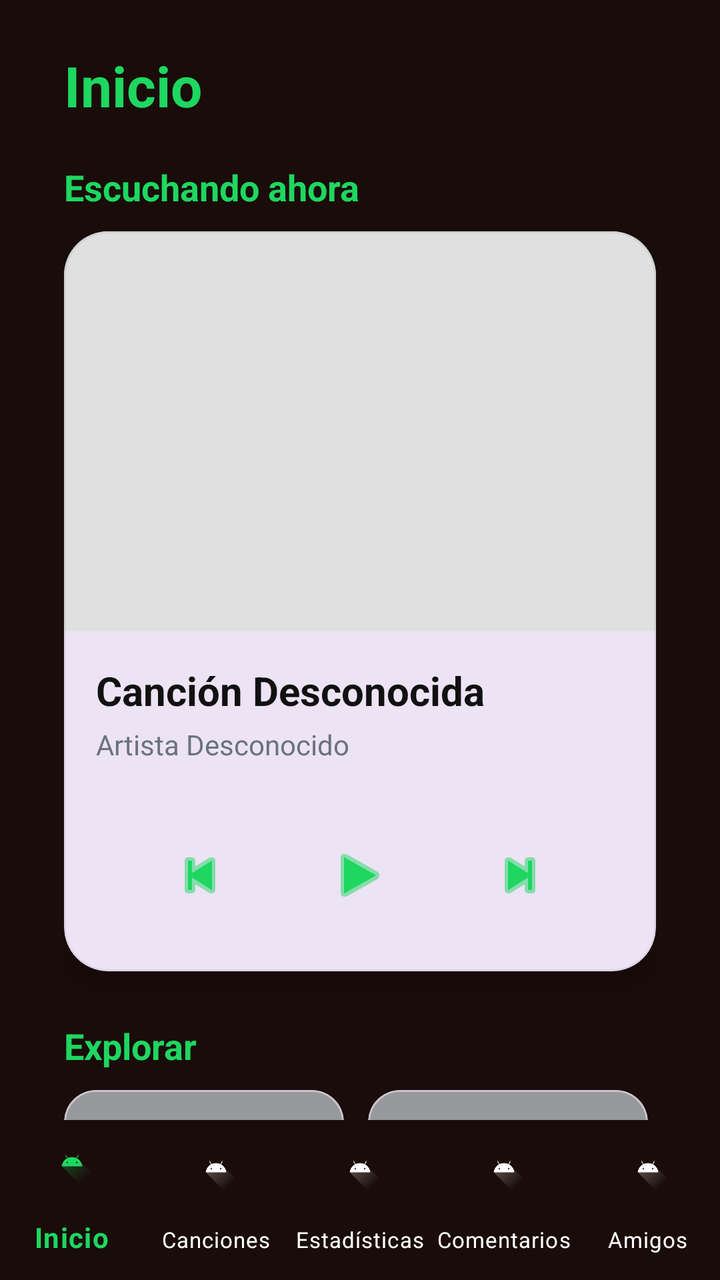
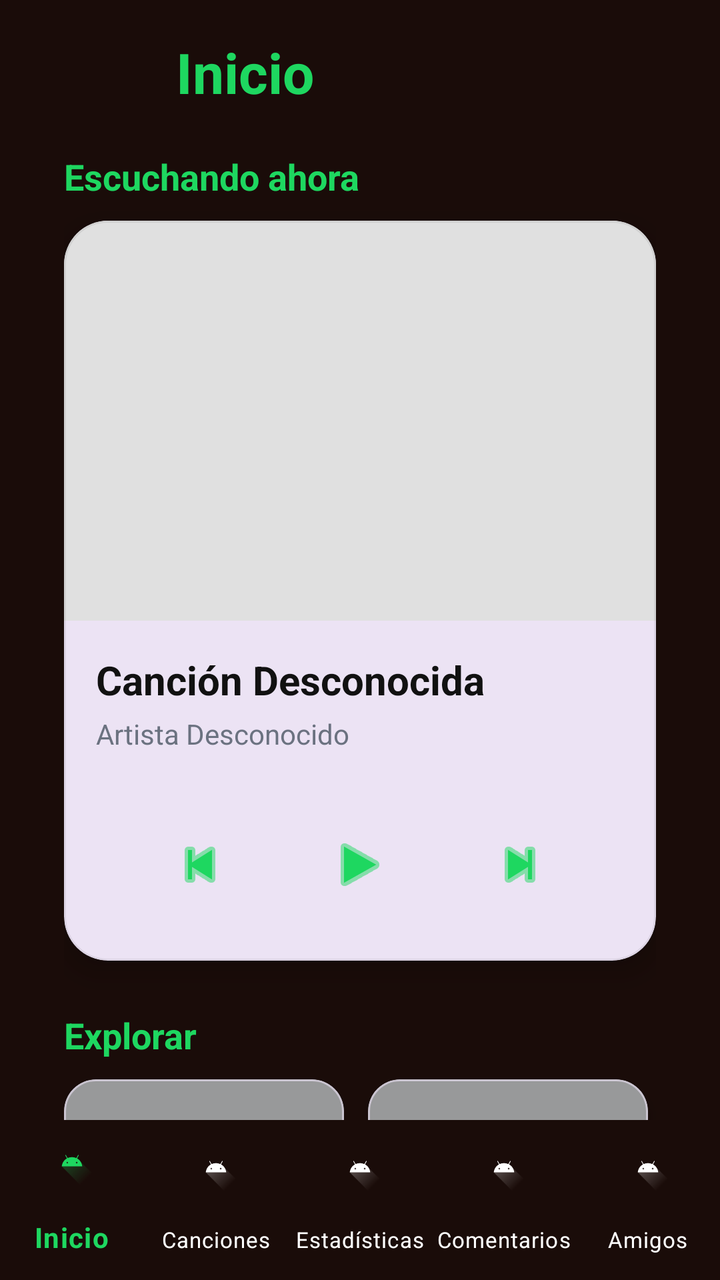

Two renders of the same Android screen: before a commit and after it. Below are the layout's source before the change and the commit's diff.
<!-- AndroidManifest.xml: application theme Theme.Panchify -->
<!-- res/layout/activity_home.xml -->
<?xml version="1.0" encoding="utf-8"?>
<androidx.constraintlayout.widget.ConstraintLayout
    xmlns:android="http://schemas.android.com/apk/res/android"
    xmlns:app="http://schemas.android.com/apk/res-auto"
    xmlns:tools="http://schemas.android.com/tools"
    android:id="@+id/main"
    android:layout_width="match_parent"
    android:layout_height="match_parent"
    android:background="@color/fondo_principal"
    tools:context=".vistas.Home">

    <ScrollView
        android:layout_width="match_parent"
        android:layout_height="0dp"
        app:layout_constraintTop_toTopOf="parent"
        app:layout_constraintBottom_toTopOf="@id/bottom_navigation"
        android:scrollbars="none">

        <LinearLayout
            android:layout_width="match_parent"
            android:layout_height="wrap_content"
            android:orientation="vertical"
            android:paddingHorizontal="32dp"
            android:paddingTop="24dp"
            android:paddingBottom="100dp">

            <TextView
                android:layout_width="match_parent"
                android:layout_height="wrap_content"
                android:layout_marginBottom="20dp"
                android:text="Inicio"
                android:textColor="@color/spotify_green"
                android:textSize="28sp"
                android:textStyle="bold" />

            <TextView
                android:id="@+id/txtTitleCurrentlyPlaying"
                android:layout_width="wrap_content"
                android:layout_height="wrap_content"
                android:layout_marginBottom="10dp"
                android:text="Escuchando ahora"
                android:textColor="@color/spotify_green"
                android:textSize="18sp"
                android:textStyle="bold" />

            <com.google.android.material.card.MaterialCardView
                android:id="@+id/cardCurrentlyPlaying"
                android:layout_width="match_parent"
                android:layout_height="wrap_content"
                app:cardCornerRadius="22dp"
                app:cardElevation="8dp"
                app:strokeWidth="1dp"
                app:strokeColor="#11000000"
                android:layout_marginBottom="25dp">

                <LinearLayout
                    android:layout_width="match_parent"
                    android:layout_height="wrap_content"
                    android:orientation="vertical">

                    <ImageView
                        android:id="@+id/tarjetaEscuchandoAhora"
                        android:layout_width="match_parent"
                        android:layout_height="200dp"
                        android:background="#E0E0E0"
                        android:contentDescription="Album Cover"
                        android:scaleType="centerCrop" />

                    <LinearLayout
                        android:layout_width="match_parent"
                        android:layout_height="wrap_content"
                        android:orientation="vertical"
                        android:padding="16dp">

                        <TextView
                            android:id="@+id/txtCurrentSong"
                            android:layout_width="wrap_content"
                            android:layout_height="wrap_content"
                            android:text="Canción Desconocida"
                            android:textSize="20sp"
                            android:textStyle="bold"
                            android:textColor="#111111"/>

                        <TextView
                            android:id="@+id/txtCurrentArtist"
                            android:layout_width="wrap_content"
                            android:layout_height="wrap_content"
                            android:text="Artista Desconocido"
                            android:textSize="14sp"
                            android:textColor="#6B7280"
                            android:layout_marginTop="4dp"
                            android:layout_marginBottom="16dp"/>
                            
                        <LinearLayout
                            android:layout_width="match_parent"
                            android:layout_height="wrap_content"
                            android:orientation="horizontal"
                            android:gravity="center"
                            android:layout_marginTop="8dp">

                            <ImageButton
                                android:id="@+id/btnPrev"
                                android:layout_width="48dp"
                                android:layout_height="48dp"
                                android:background="?attr/selectableItemBackgroundBorderless"
                                android:src="@android:drawable/ic_media_previous"
                                android:tint="@color/spotify_green"
                                android:layout_marginEnd="24dp"/>

                            <ImageButton
                                android:id="@+id/btnPlayPause"
                                android:layout_width="64dp"
                                android:layout_height="64dp"
                                android:background="?attr/selectableItemBackgroundBorderless"
                                android:src="@android:drawable/ic_media_play"
                                android:tint="@color/spotify_green"/>

                            <ImageButton
                                android:id="@+id/btnNext"
                                android:layout_width="48dp"
                                android:layout_height="48dp"
                                android:background="?attr/selectableItemBackgroundBorderless"
                                android:src="@android:drawable/ic_media_next"
                                android:tint="@color/spotify_green"
                                android:layout_marginStart="24dp"/>
                        </LinearLayout>
                    </LinearLayout>
                </LinearLayout>
            </com.google.android.material.card.MaterialCardView>

            <TextView
                android:layout_width="wrap_content"
                android:layout_height="wrap_content"
                android:layout_marginBottom="10dp"
                android:text="Explorar"
                android:textColor="@color/spotify_green"
                android:textSize="18sp"
                android:textStyle="bold" />

            <HorizontalScrollView
                android:layout_width="match_parent"
                android:layout_height="wrap_content"
                android:scrollbars="none"
                android:layout_marginBottom="25dp">

                <LinearLayout
                    android:layout_width="wrap_content"
                    android:layout_height="wrap_content"
                    android:orientation="horizontal">

                    
                    <com.google.android.material.card.MaterialCardView
                        android:id="@+id/cardArtistas"
                        android:layout_width="140dp"
                        android:layout_height="140dp"
                        app:cardCornerRadius="16dp"
                        app:cardElevation="4dp"
                        android:layout_marginEnd="12dp"
                        app:cardBackgroundColor="#F3F4F6">

                        <androidx.constraintlayout.widget.ConstraintLayout
                            android:layout_width="match_parent"
                            android:layout_height="match_parent">
                            <LinearLayout
                                android:layout_width="match_parent"
                                android:layout_height="match_parent"
                                android:orientation="vertical">
                                <LinearLayout android:layout_width="match_parent" android:layout_height="0dp" android:layout_weight="1" android:orientation="horizontal">
                                    <ImageView android:id="@+id/imgArt1" android:layout_width="0dp" android:layout_height="match_parent" android:layout_weight="1" android:scaleType="centerCrop" />
                                    <ImageView android:id="@+id/imgArt2" android:layout_width="0dp" android:layout_height="match_parent" android:layout_weight="1" android:scaleType="centerCrop" />
                                </LinearLayout>
                                <LinearLayout android:layout_width="match_parent" android:layout_height="0dp" android:layout_weight="1" android:orientation="horizontal">
                                    <ImageView android:id="@+id/imgArt3" android:layout_width="0dp" android:layout_height="match_parent" android:layout_weight="1" android:scaleType="centerCrop" />
                                    <ImageView android:id="@+id/imgArt4" android:layout_width="0dp" android:layout_height="match_parent" android:layout_weight="1" android:scaleType="centerCrop" />
                                </LinearLayout>
                            </LinearLayout>
                            <View android:layout_width="match_parent" android:layout_height="match_parent" android:background="#60000000" />
                            <TextView
                                android:layout_width="match_parent"
                                android:layout_height="match_parent"
                                android:gravity="center"
                                android:text="Artistas"
                                android:textColor="#FFFFFF"
                                android:textStyle="bold"
                                android:textSize="18sp" />
                        </androidx.constraintlayout.widget.ConstraintLayout>
                    </com.google.android.material.card.MaterialCardView>

                    
                    <com.google.android.material.card.MaterialCardView
                        android:id="@+id/cardCanciones"
                        android:layout_width="140dp"
                        android:layout_height="140dp"
                        app:cardCornerRadius="16dp"
                        app:cardElevation="4dp"
                        android:layout_marginEnd="12dp"
                        app:cardBackgroundColor="#F3F4F6">

                        <androidx.constraintlayout.widget.ConstraintLayout
                            android:layout_width="match_parent"
                            android:layout_height="match_parent">
                            <LinearLayout
                                android:layout_width="match_parent"
                                android:layout_height="match_parent"
                                android:orientation="vertical">
                                <LinearLayout android:layout_width="match_parent" android:layout_height="0dp" android:layout_weight="1" android:orientation="horizontal">
                                    <ImageView android:id="@+id/imgSong1" android:layout_width="0dp" android:layout_height="match_parent" android:layout_weight="1" android:scaleType="centerCrop" />
                                    <ImageView android:id="@+id/imgSong2" android:layout_width="0dp" android:layout_height="match_parent" android:layout_weight="1" android:scaleType="centerCrop" />
                                </LinearLayout>
                                <LinearLayout android:layout_width="match_parent" android:layout_height="0dp" android:layout_weight="1" android:orientation="horizontal">
                                    <ImageView android:id="@+id/imgSong3" android:layout_width="0dp" android:layout_height="match_parent" android:layout_weight="1" android:scaleType="centerCrop" />
                                    <ImageView android:id="@+id/imgSong4" android:layout_width="0dp" android:layout_height="match_parent" android:layout_weight="1" android:scaleType="centerCrop" />
                                </LinearLayout>
                            </LinearLayout>
                            <View android:layout_width="match_parent" android:layout_height="match_parent" android:background="#60000000" />
                            <TextView
                                android:layout_width="match_parent"
                                android:layout_height="match_parent"
                                android:gravity="center"
                                android:text="Canciones"
                                android:textColor="#FFFFFF"
                                android:textStyle="bold"
                                android:textSize="18sp" />
                        </androidx.constraintlayout.widget.ConstraintLayout>
                    </com.google.android.material.card.MaterialCardView>

                    
                    <com.google.android.material.card.MaterialCardView
                        android:id="@+id/cardGeneros"
                        android:layout_width="140dp"
                        android:layout_height="140dp"
                        app:cardCornerRadius="16dp"
                        app:cardElevation="4dp"
                        android:layout_marginEnd="12dp"
                        app:cardBackgroundColor="#F3F4F6">

                        <androidx.constraintlayout.widget.ConstraintLayout
                            android:layout_width="match_parent"
                            android:layout_height="match_parent">
                            <LinearLayout
                                android:layout_width="match_parent"
                                android:layout_height="match_parent"
                                android:orientation="vertical">
                                <LinearLayout android:layout_width="match_parent" android:layout_height="0dp" android:layout_weight="1" android:orientation="horizontal">
                                    <ImageView android:id="@+id/imgGen1" android:layout_width="0dp" android:layout_height="match_parent" android:layout_weight="1" android:scaleType="centerCrop" />
                                    <ImageView android:id="@+id/imgGen2" android:layout_width="0dp" android:layout_height="match_parent" android:layout_weight="1" android:scaleType="centerCrop" />
                                </LinearLayout>
                                <LinearLayout android:layout_width="match_parent" android:layout_height="0dp" android:layout_weight="1" android:orientation="horizontal">
                                    <ImageView android:id="@+id/imgGen3" android:layout_width="0dp" android:layout_height="match_parent" android:layout_weight="1" android:scaleType="centerCrop" />
                                    <ImageView android:id="@+id/imgGen4" android:layout_width="0dp" android:layout_height="match_parent" android:layout_weight="1" android:scaleType="centerCrop" />
                                </LinearLayout>
                            </LinearLayout>
                            <View android:layout_width="match_parent" android:layout_height="match_parent" android:background="#60000000" />
                            <TextView
                                android:layout_width="match_parent"
                                android:layout_height="match_parent"
                                android:gravity="center"
                                android:text="Géneros"
                                android:textColor="#FFFFFF"
                                android:textStyle="bold"
                                android:textSize="18sp" />
                        </androidx.constraintlayout.widget.ConstraintLayout>
                    </com.google.android.material.card.MaterialCardView>

                    
                    <com.google.android.material.card.MaterialCardView
                        android:id="@+id/cardAlbumes"
                        android:layout_width="140dp"
                        android:layout_height="140dp"
                        app:cardCornerRadius="16dp"
                        app:cardElevation="4dp"
                        app:cardBackgroundColor="#F3F4F6">

                        <androidx.constraintlayout.widget.ConstraintLayout
                            android:layout_width="match_parent"
                            android:layout_height="match_parent">
                            <LinearLayout
                                android:layout_width="match_parent"
                                android:layout_height="match_parent"
                                android:orientation="vertical">
                                <LinearLayout android:layout_width="match_parent" android:layout_height="0dp" android:layout_weight="1" android:orientation="horizontal">
                                    <ImageView android:id="@+id/imgAlbum1" android:layout_width="0dp" android:layout_height="match_parent" android:layout_weight="1" android:scaleType="centerCrop" />
                                    <ImageView android:id="@+id/imgAlbum2" android:layout_width="0dp" android:layout_height="match_parent" android:layout_weight="1" android:scaleType="centerCrop" />
                                </LinearLayout>
                                <LinearLayout android:layout_width="match_parent" android:layout_height="0dp" android:layout_weight="1" android:orientation="horizontal">
                                    <ImageView android:id="@+id/imgAlbum3" android:layout_width="0dp" android:layout_height="match_parent" android:layout_weight="1" android:scaleType="centerCrop" />
                                    <ImageView android:id="@+id/imgAlbum4" android:layout_width="0dp" android:layout_height="match_parent" android:layout_weight="1" android:scaleType="centerCrop" />
                                </LinearLayout>
                            </LinearLayout>
                            <View android:layout_width="match_parent" android:layout_height="match_parent" android:background="#60000000" />
                            <TextView
                                android:layout_width="match_parent"
                                android:layout_height="match_parent"
                                android:gravity="center"
                                android:text="Álbumes"
                                android:textColor="#FFFFFF"
                                android:textStyle="bold"
                                android:textSize="18sp" />
                        </androidx.constraintlayout.widget.ConstraintLayout>
                    </com.google.android.material.card.MaterialCardView>

                </LinearLayout>
            </HorizontalScrollView>

            <TextView
                android:layout_width="wrap_content"
                android:layout_height="wrap_content"
                android:layout_marginBottom="10dp"
                android:text="Reproducido recientemente"
                android:textColor="@color/spotify_green"
                android:textSize="18sp"
                android:textStyle="bold" />

            <androidx.recyclerview.widget.RecyclerView
                android:id="@+id/recyclerTopTracks"
                android:layout_width="match_parent"
                android:layout_height="wrap_content"
                android:nestedScrollingEnabled="false"
                tools:listitem="@layout/item_track"
                tools:itemCount="20" />

        </LinearLayout>
    </ScrollView>
    <com.google.android.material.bottomnavigation.BottomNavigationView
        android:id="@+id/bottom_navigation"
        android:layout_width="match_parent"
        android:layout_height="wrap_content"
        app:layout_constraintBottom_toBottomOf="parent"
        app:menu="@menu/bottom_nav_menu"
        android:background="@color/fondo_principal"
        app:itemIconTint="@color/selector_bottom_nav"
        app:itemTextColor="@color/selector_bottom_nav"
        app:labelVisibilityMode="labeled"
        app:itemTextAppearanceActive="@style/BottomNavText.Active"
        app:itemTextAppearanceInactive="@style/BottomNavText.Inactive"/>

</androidx.constraintlayout.widget.ConstraintLayout>
<!-- res/layout/item_track.xml (included above) -->
<?xml version="1.0" encoding="utf-8"?>
<com.google.android.material.card.MaterialCardView xmlns:android="http://schemas.android.com/apk/res/android"
    xmlns:app="http://schemas.android.com/apk/res-auto"
    android:layout_width="match_parent"
    android:layout_height="wrap_content"
    android:layout_marginBottom="8dp"
    app:cardCornerRadius="12dp"
    app:cardElevation="2dp">

    <LinearLayout
        android:layout_width="match_parent"
        android:layout_height="wrap_content"
        android:gravity="center_vertical"
        android:orientation="horizontal"
        android:padding="12dp">

        <ImageView
            android:id="@+id/imgAlbum"
            android:layout_width="50dp"
            android:layout_height="50dp"
            android:background="#E5E7EB"
            android:scaleType="centerCrop" />

        <LinearLayout
            android:layout_width="match_parent"
            android:layout_height="wrap_content"
            android:layout_marginStart="16dp"
            android:orientation="vertical">

            <TextView
                android:id="@+id/txtSongName"
                android:layout_width="wrap_content"
                android:layout_height="wrap_content"
                android:text="Song Name"
                android:textColor="@color/spotify_green"
                android:textStyle="bold" />

            <TextView
                android:id="@+id/txtArtistName"
                android:layout_width="wrap_content"
                android:layout_height="wrap_content"
                android:text="Artist Name"
                android:textColor="@color/white"
                android:textSize="12sp" />
        </LinearLayout>
    </LinearLayout>
</com.google.android.material.card.MaterialCardView>
<!-- resources referenced by this layout -->
<resources>
  <color name="fondo_principal">#1A0C09</color>
  <color name="spotify_green">#1ED760</color>
  <color name="white">#FFFFFFFF</color>
  <style name="BottomNavText.Active" parent="TextAppearance.MaterialComponents.Caption">
          <item name="android:textSize">14sp</item>
          <item name="android:textStyle">bold</item>
      </style>
  <style name="BottomNavText.Inactive" parent="TextAppearance.MaterialComponents.Caption">
          <item name="android:textSize">11sp</item>
      </style>
  <style name="Theme.Panchify" parent="Base.Theme.Panchify" />
  <style name="Base.Theme.Panchify" parent="Theme.Material3.DayNight.NoActionBar">
          
          
      </style>
</resources>

<!-- the commit's change to res/layout/activity_home.xml (unified diff, before → after) -->
@@ -1,13 +1,19 @@
 <?xml version="1.0" encoding="utf-8"?>
-<androidx.constraintlayout.widget.ConstraintLayout
+<androidx.drawerlayout.widget.DrawerLayout
     xmlns:android="http://schemas.android.com/apk/res/android"
     xmlns:app="http://schemas.android.com/apk/res-auto"
     xmlns:tools="http://schemas.android.com/tools"
-    android:id="@+id/main"
+    android:id="@+id/drawer_layout"
     android:layout_width="match_parent"
     android:layout_height="match_parent"
-    android:background="@color/fondo_principal"
     tools:context=".vistas.Home">
+
+    
+    <androidx.constraintlayout.widget.ConstraintLayout
+        android:id="@+id/main"
+        android:layout_width="match_parent"
+        android:layout_height="match_parent"
+        android:background="@color/fondo_principal">
 
     <ScrollView
         android:layout_width="match_parent"
@@ -21,17 +27,38 @@
             android:layout_height="wrap_content"
             android:orientation="vertical"
             android:paddingHorizontal="32dp"
-            android:paddingTop="24dp"
+            android:paddingTop="16dp"
             android:paddingBottom="100dp">
 
-            <TextView
+            <LinearLayout
                 android:layout_width="match_parent"
                 android:layout_height="wrap_content"
-                android:layout_marginBottom="20dp"
-                android:text="Inicio"
-                android:textColor="@color/spotify_green"
-                android:textSize="28sp"
-                android:textStyle="bold" />
+                android:orientation="horizontal"
+                android:gravity="center_vertical"
+                android:layout_marginBottom="20dp">
+
+                <ImageView
+                    android:id="@+id/imgHomeProfile"
+                    android:layout_width="40dp"
+                    android:layout_height="40dp"
+                    android:layout_marginEnd="16dp"
+                    android:scaleType="centerCrop"
+                    android:src="@android:drawable/sym_def_app_icon"
+                    android:background="?attr/selectableItemBackgroundBorderless"
+                    android:clickable="true"
+                    android:focusable="true"/>
+
+                <TextView
+                    android:layout_width="0dp"
+                    android:layout_height="wrap_content"
+                    android:layout_weight="1"
+                    android:text="Inicio"
+                    android:textColor="@color/spotify_green"
+                    android:textSize="28sp"
+                    android:textStyle="bold" />
+            </LinearLayout>
+
+
 
             <TextView
                 android:id="@+id/txtTitleCurrentlyPlaying"
@@ -334,7 +361,21 @@
         app:itemTextAppearanceActive="@style/BottomNavText.Active"
         app:itemTextAppearanceInactive="@style/BottomNavText.Inactive"/>
 
-</androidx.constraintlayout.widget.ConstraintLayout>
+    </androidx.constraintlayout.widget.ConstraintLayout>
+
+    
+    <com.google.android.material.navigation.NavigationView
+        android:id="@+id/nav_view"
+        android:layout_width="wrap_content"
+        android:layout_height="match_parent"
+        android:layout_gravity="start"
+        android:background="@color/fondo_principal"
+        app:itemTextColor="#FFFFFF"
+        app:itemIconTint="@color/spotify_green"
+        app:headerLayout="@layout/nav_header"
+        app:menu="@menu/drawer_menu" />
+
+</androidx.drawerlayout.widget.DrawerLayout>
 <!-- res/layout/item_track.xml (included above) -->
 <?xml version="1.0" encoding="utf-8"?>
 <com.google.android.material.card.MaterialCardView xmlns:android="http://schemas.android.com/apk/res/android"
@@ -383,3 +424,31 @@
         </LinearLayout>
     </LinearLayout>
 </com.google.android.material.card.MaterialCardView>
+<!-- res/layout/nav_header.xml (included above) -->
+<?xml version="1.0" encoding="utf-8"?>
+<LinearLayout xmlns:android="http://schemas.android.com/apk/res/android"
+    android:layout_width="match_parent"
+    android:layout_height="200dp"
+    android:background="@color/fondo_principal"
+    android:gravity="bottom"
+    android:orientation="vertical"
+    android:padding="16dp">
+
+    <ImageView
+        android:id="@+id/imgNavHeaderProfile"
+        android:layout_width="80dp"
+        android:layout_height="80dp"
+        android:layout_marginBottom="12dp"
+        android:scaleType="centerCrop"
+        android:src="@android:drawable/sym_def_app_icon" />
+
+    <TextView
+        android:id="@+id/txtNavHeaderName"
+        android:layout_width="match_parent"
+        android:layout_height="wrap_content"
+        android:text="Usuario"
+        android:textColor="@color/spotify_green"
+        android:textSize="20sp"
+        android:textStyle="bold" />
+
+</LinearLayout>
